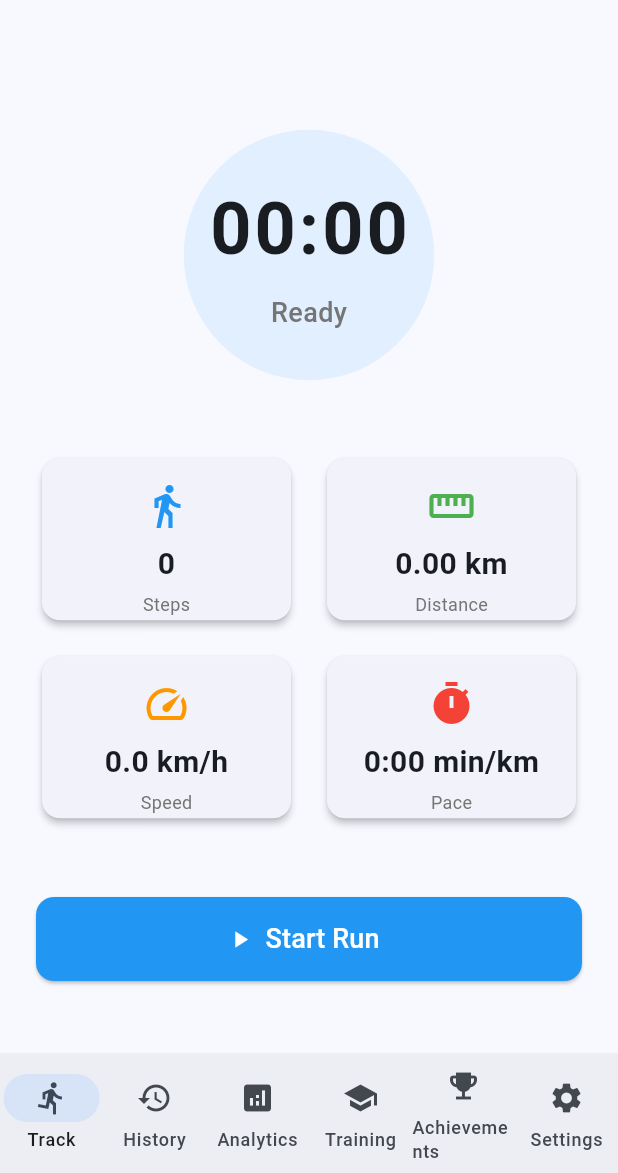
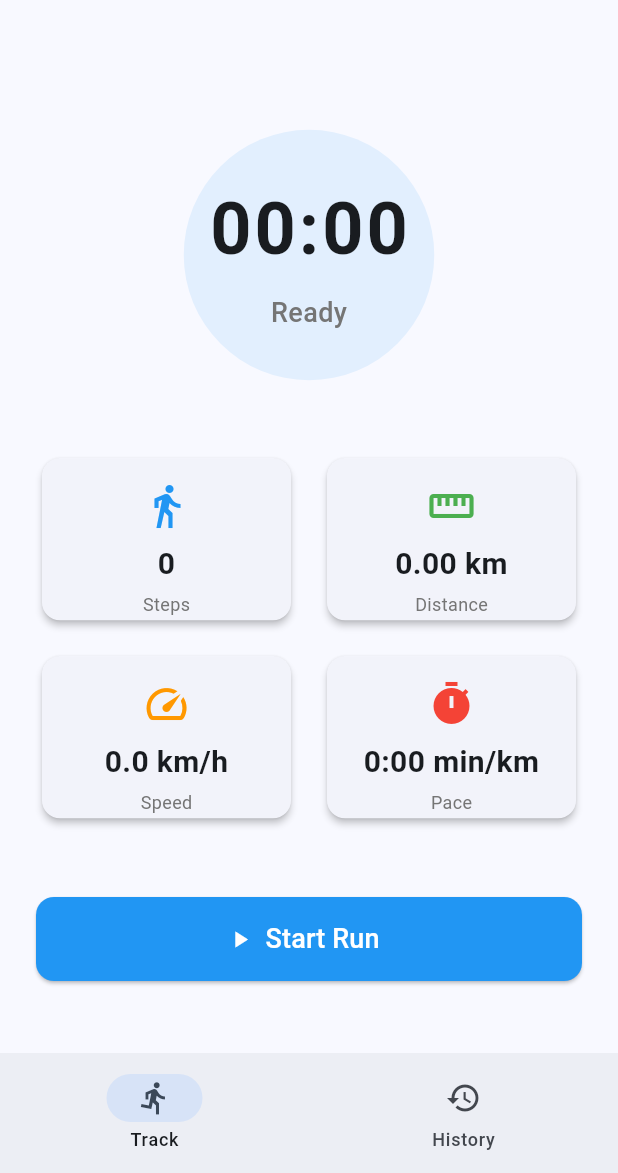
Before and after one commit to paeru12/runs, a Flutter app: the screen it shows after launch, on a phone screen of 412 x 824 dp, the part 63-1236 px from its top. Run offline on Flutter 3.47's test engine with Material 3 defaults, Android fonts, the phone set to English and light mode, and no system bars; our stand-ins replace fl_chart, geolocator, google_maps_flutter, pedometer, sqflite; accounts and stored records are empty.

Commit message:
Fix compilation errors in Flutter app

```diff
--- a/lib/screens/home_screen.dart
+++ b/lib/screens/home_screen.dart
@@ -1,12 +1,6 @@
 import 'package:flutter/material.dart';
-import 'package:provider/provider.dart';
-import '../providers/running_session_provider.dart';
 import 'tracking_screen.dart';
 import 'history_screen.dart';
-// import 'analytics_screen.dart';
-// import 'training_screen.dart';
-// import 'achievements_screen.dart';
-// import 'settings_screen.dart';
 
 class HomeScreen extends StatefulWidget {
   const HomeScreen({super.key});
@@ -21,10 +15,6 @@ class _HomeScreenState extends State<HomeScreen> {
   final List<Widget> _screens = [
     const TrackingScreen(),
     const HistoryScreen(),
-    // const AnalyticsScreen(),
-    // const TrainingScreen(),
-    // const AchievementsScreen(),
-    // const SettingsScreen(),
   ];
 
   @override
@@ -47,22 +37,6 @@ class _HomeScreenState extends State<HomeScreen> {
             icon: Icon(Icons.history),
             label: 'History',
           ),
-          NavigationDestination(
-            icon: Icon(Icons.analytics),
-            label: 'Analytics',
-          ),
-          NavigationDestination(
-            icon: Icon(Icons.school),
-            label: 'Training',
-          ),
-          NavigationDestination(
-            icon: Icon(Icons.emoji_events),
-            label: 'Achievements',
-          ),
-          NavigationDestination(
-            icon: Icon(Icons.settings),
-            label: 'Settings',
-          ),
         ],
       ),
     );
```
Also changed, not shown: lib/screens/session_summary_screen.dart (+6 -5 lines), lib/services/export_service.dart (deleted, +0 -107 lines).
